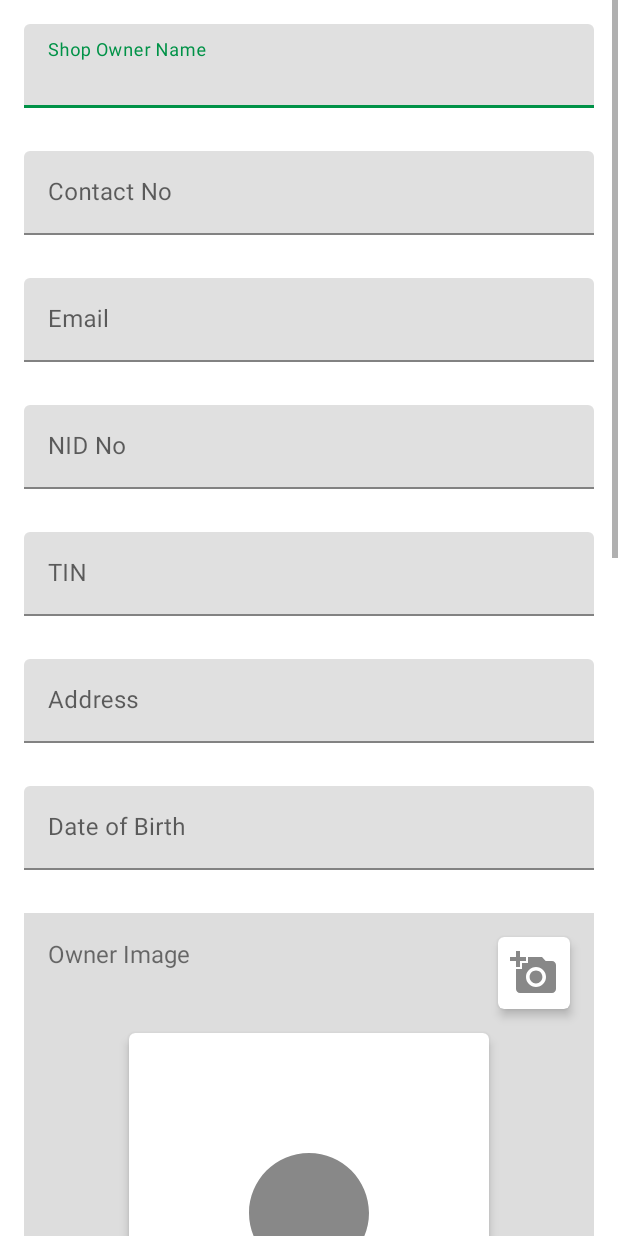
After one commit to monir-shurjomukhi/shurjopay-agent-android, an Android app: the layout fragment_personal_info.xml on its own in the app's theme, with its tools: preview values and no code run, on a phone screen of 412 x 824 dp. The commit adds this screen. Run offline under Robolectric (Android 15) with nearby library versions, the phone set to English and light mode, and no system bars.

Commit message:
design personal info fragment

```diff
--- a/app/src/main/java/com/sm/spagent/ui/activity/NewMerchantActivity.kt
+++ b/app/src/main/java/com/sm/spagent/ui/activity/NewMerchantActivity.kt
@@ -2,11 +2,18 @@ package com.sm.spagent.ui.activity
 
 import android.os.Bundle
 import androidx.appcompat.app.AppCompatActivity
-import com.sm.spagent.R
+import com.sm.spagent.databinding.ActivityNewMerchantBinding
 
 class NewMerchantActivity : AppCompatActivity() {
+
+  private lateinit var binding: ActivityNewMerchantBinding
+
   override fun onCreate(savedInstanceState: Bundle?) {
     super.onCreate(savedInstanceState)
-    setContentView(R.layout.activity_new_merchant)
+    binding = ActivityNewMerchantBinding.inflate(layoutInflater)
+    setContentView(binding.root)
+    //setSupportActionBar(binding.toolbar)
+    supportActionBar?.setDisplayHomeAsUpEnabled(true)
+    supportActionBar?.setDisplayShowHomeEnabled(true)
   }
 }
--- a/app/src/main/java/com/sm/spagent/ui/fragment/HomeFragment.kt
+++ b/app/src/main/java/com/sm/spagent/ui/fragment/HomeFragment.kt
@@ -1,5 +1,6 @@
 package com.sm.spagent.ui.fragment
 
+import android.content.Intent
 import android.os.Bundle
 import android.view.LayoutInflater
 import android.view.View
@@ -8,6 +9,7 @@ import androidx.fragment.app.Fragment
 import androidx.lifecycle.ViewModelProvider
 import com.sm.spagent.R
 import com.sm.spagent.databinding.FragmentHomeBinding
+import com.sm.spagent.ui.activity.NewMerchantActivity
 import com.sm.spagent.ui.adapter.HomeAdapter
 import com.sm.spagent.ui.viewmodel.HomeViewModel
 
@@ -46,6 +48,10 @@ class HomeFragment : Fragment() {
     val adapter = HomeAdapter(requireContext(), gridItems, gridIcons)
     //binding.gridView.adapter = adapter
 
+    binding.newMerchantLayout.setOnClickListener {
+      startActivity(Intent(requireContext(), NewMerchantActivity::class.java))
+    }
+
     return root
   }
 
--- /dev/null
+++ b/app/src/main/java/com/sm/spagent/ui/fragment/PersonalInfoFragment.kt
@@ -0,0 +1,39 @@
+package com.sm.spagent.ui.fragment
+
+import android.os.Bundle
+import android.view.LayoutInflater
+import android.view.View
+import android.view.ViewGroup
+import androidx.fragment.app.Fragment
+import androidx.lifecycle.ViewModelProvider
+import com.sm.spagent.databinding.FragmentPersonalInfoBinding
+import com.sm.spagent.ui.viewmodel.DashboardViewModel
+
+class PersonalInfoFragment : Fragment() {
+
+    private lateinit var dashboardViewModel: DashboardViewModel
+    private var _binding: FragmentPersonalInfoBinding? = null
+
+    // This property is only valid between onCreateView and
+    // onDestroyView.
+    private val binding get() = _binding!!
+
+    override fun onCreateView(
+        inflater: LayoutInflater,
+        container: ViewGroup?,
+        savedInstanceState: Bundle?
+    ): View {
+        dashboardViewModel =
+            ViewModelProvider(this).get(DashboardViewModel::class.java)
+
+        _binding = FragmentPersonalInfoBinding.inflate(inflater, container, false)
+        val root: View = binding.root
+
+        return root
+    }
+
+    override fun onDestroyView() {
+        super.onDestroyView()
+        _binding = null
+    }
+}
--- /dev/null
+++ b/app/src/main/res/drawable/ic_baseline_add_a_photo_24.xml
@@ -0,0 +1,10 @@
+<vector xmlns:android="http://schemas.android.com/apk/res/android"
+    android:width="24dp"
+    android:height="24dp"
+    android:tint="#888888"
+    android:viewportWidth="24"
+    android:viewportHeight="24">
+  <path
+      android:fillColor="@android:color/white"
+      android:pathData="M3,4V1h2v3h3v2H5v3H3V6H0V4H3zM6,10V7h3V4h7l1.83,2H21c1.1,0 2,0.9 2,2v12c0,1.1 -0.9,2 -2,2H5c-1.1,0 -2,-0.9 -2,-2V10H6zM13,19c2.76,0 5,-2.24 5,-5s-2.24,-5 -5,-5s-5,2.24 -5,5S10.24,19 13,19zM9.8,14c0,1.77 1.43,3.2 3.2,3.2s3.2,-1.43 3.2,-3.2s-1.43,-3.2 -3.2,-3.2S9.8,12.23 9.8,14z" />
+</vector>
--- /dev/null
+++ b/app/src/main/res/drawable/ic_baseline_credit_card_24.xml
@@ -0,0 +1,10 @@
+<vector xmlns:android="http://schemas.android.com/apk/res/android"
+    android:width="24dp"
+    android:height="24dp"
+    android:tint="#888888"
+    android:viewportWidth="24"
+    android:viewportHeight="24">
+  <path
+      android:fillColor="@android:color/white"
+      android:pathData="M20,4L4,4c-1.11,0 -1.99,0.89 -1.99,2L2,18c0,1.11 0.89,2 2,2h16c1.11,0 2,-0.89 2,-2L22,6c0,-1.11 -0.89,-2 -2,-2zM20,18L4,18v-6h16v6zM20,8L4,8L4,6h16v2z" />
+</vector>
--- /dev/null
+++ b/app/src/main/res/drawable/ic_baseline_person_24.xml
@@ -0,0 +1,10 @@
+<vector xmlns:android="http://schemas.android.com/apk/res/android"
+    android:width="24dp"
+    android:height="24dp"
+    android:tint="#888888"
+    android:viewportWidth="24"
+    android:viewportHeight="24">
+  <path
+      android:fillColor="@android:color/white"
+      android:pathData="M12,12c2.21,0 4,-1.79 4,-4s-1.79,-4 -4,-4 -4,1.79 -4,4 1.79,4 4,4zM12,14c-2.67,0 -8,1.34 -8,4v2h16v-2c0,-2.66 -5.33,-4 -8,-4z" />
+</vector>
--- a/app/src/main/res/layout/activity_new_merchant.xml
+++ b/app/src/main/res/layout/activity_new_merchant.xml
@@ -6,7 +6,7 @@
     android:layout_height="match_parent"
     tools:context=".ui.activity.NewMerchantActivity">
 
-  <com.google.android.material.appbar.AppBarLayout
+  <!--<com.google.android.material.appbar.AppBarLayout
       android:id="@+id/appBarLayout"
       android:layout_width="match_parent"
       android:layout_height="wrap_content"
@@ -21,7 +21,7 @@
         android:layout_height="?attr/actionBarSize"
         android:background="?attr/colorPrimary"
         app:title="@string/new_merchant" />
-  </com.google.android.material.appbar.AppBarLayout>
+  </com.google.android.material.appbar.AppBarLayout>-->
 
   <androidx.cardview.widget.CardView
       android:id="@+id/card_stepper"
@@ -30,7 +30,7 @@
       android:layout_margin="16dp"
       app:cardCornerRadius="12dp"
       app:cardElevation="4dp"
-      app:layout_constraintTop_toBottomOf="@id/appBarLayout">
+      app:layout_constraintTop_toTopOf="parent">
 
     <com.aceinteract.android.stepper.StepperNavigationView
         android:id="@+id/stepper"
@@ -54,12 +54,27 @@
       android:layout_width="0dp"
       android:layout_height="0dp"
       android:layout_marginTop="16dp"
-      android:layout_marginBottom="16dp"
-      app:layout_constraintBottom_toBottomOf="parent"
+      app:layout_constraintBottom_toTopOf="@id/saveButton"
       app:layout_constraintEnd_toEndOf="parent"
       app:layout_constraintStart_toStartOf="parent"
       app:layout_constraintTop_toBottomOf="@id/card_stepper"
       app:navGraph="@navigation/stepper_navigation" />
+
+  <com.google.android.material.button.MaterialButton
+      android:id="@+id/saveButton"
+      android:layout_width="0dp"
+      android:layout_height="wrap_content"
+      android:padding="16dp"
+      android:text="@string/save_next"
+      android:textAllCaps="false"
+      android:textColor="@color/white"
+      android:textSize="16sp"
+      android:visibility="gone"
+      android:layout_margin="16dp"
+      app:layout_constraintBottom_toBottomOf="parent"
+      app:layout_constraintEnd_toEndOf="parent"
+      app:layout_constraintStart_toStartOf="parent"
+      app:layout_constraintTop_toBottomOf="@id/frame_stepper" />
 
   <!--<com.airbnb.lottie.LottieAnimationView
       android:id="@+id/animationView"
--- /dev/null
+++ b/app/src/main/res/layout/fragment_personal_info.xml
@@ -0,0 +1,342 @@
+<?xml version="1.0" encoding="utf-8"?>
+<ScrollView xmlns:android="http://schemas.android.com/apk/res/android"
+    xmlns:app="http://schemas.android.com/apk/res-auto"
+    xmlns:tools="http://schemas.android.com/tools"
+    android:layout_width="match_parent"
+    android:layout_height="match_parent"
+    tools:context=".ui.fragment.PersonalInfoFragment">
+
+  <androidx.constraintlayout.widget.ConstraintLayout
+      android:layout_width="match_parent"
+      android:layout_height="wrap_content"
+      android:padding="16dp">
+
+    <com.google.android.material.textfield.TextInputLayout
+        android:id="@+id/nameLayout"
+        style="@style/Widget.MaterialComponents.TextInputLayout.FilledBox"
+        android:layout_width="0dp"
+        android:layout_height="wrap_content"
+        android:hint="@string/shop_owner_name"
+        app:errorEnabled="true"
+        app:layout_constraintEnd_toEndOf="parent"
+        app:layout_constraintStart_toStartOf="parent"
+        app:layout_constraintTop_toTopOf="parent">
+
+      <com.google.android.material.textfield.TextInputEditText
+          android:layout_width="match_parent"
+          android:layout_height="wrap_content"
+          android:inputType="textPersonName"
+          android:textSize="16sp" />
+    </com.google.android.material.textfield.TextInputLayout>
+
+    <com.google.android.material.textfield.TextInputLayout
+        android:id="@+id/contactLayout"
+        style="@style/Widget.MaterialComponents.TextInputLayout.FilledBox"
+        android:layout_width="0dp"
+        android:layout_height="wrap_content"
+        android:layout_marginTop="8dp"
+        android:hint="@string/contact_no"
+        app:errorEnabled="true"
+        app:layout_constraintEnd_toEndOf="parent"
+        app:layout_constraintStart_toStartOf="parent"
+        app:layout_constraintTop_toBottomOf="@id/nameLayout">
+
+      <com.google.android.material.textfield.TextInputEditText
+          android:layout_width="match_parent"
+          android:layout_height="wrap_content"
+          android:inputType="phone"
+          android:maxLength="11"
+          android:textSize="16sp" />
+    </com.google.android.material.textfield.TextInputLayout>
+
+    <com.google.android.material.textfield.TextInputLayout
+        android:id="@+id/emailLayout"
+        style="@style/Widget.MaterialComponents.TextInputLayout.FilledBox"
+        android:layout_width="0dp"
+        android:layout_height="wrap_content"
+        android:layout_marginTop="8dp"
+        android:hint="@string/email"
+        app:errorEnabled="true"
+        app:layout_constraintEnd_toEndOf="parent"
+        app:layout_constraintStart_toStartOf="parent"
+        app:layout_constraintTop_toBottomOf="@id/contactLayout">
+
+      <com.google.android.material.textfield.TextInputEditText
+          android:layout_width="match_parent"
+          android:layout_height="wrap_content"
+          android:inputType="textEmailAddress"
+          android:textSize="16sp" />
+    </com.google.android.material.textfield.TextInputLayout>
+
+    <com.google.android.material.textfield.TextInputLayout
+        android:id="@+id/nidLayout"
+        style="@style/Widget.MaterialComponents.TextInputLayout.FilledBox"
+        android:layout_width="0dp"
+        android:layout_height="wrap_content"
+        android:layout_marginTop="8dp"
+        android:hint="@string/nid_no"
+        app:errorEnabled="true"
+        app:layout_constraintEnd_toEndOf="parent"
+        app:layout_constraintStart_toStartOf="parent"
+        app:layout_constraintTop_toBottomOf="@id/emailLayout">
+
+      <com.google.android.material.textfield.TextInputEditText
+          android:layout_width="match_parent"
+          android:layout_height="wrap_content"
+          android:inputType="number"
+          android:textSize="16sp" />
+    </com.google.android.material.textfield.TextInputLayout>
+
+    <com.google.android.material.textfield.TextInputLayout
+        android:id="@+id/tinLayout"
+        style="@style/Widget.MaterialComponents.TextInputLayout.FilledBox"
+        android:layout_width="0dp"
+        android:layout_height="wrap_content"
+        android:layout_marginTop="8dp"
+        android:hint="@string/tin"
+        app:errorEnabled="true"
+        app:layout_constraintEnd_toEndOf="parent"
+        app:layout_constraintStart_toStartOf="parent"
+        app:layout_constraintTop_toBottomOf="@id/nidLayout">
+
+      <com.google.android.material.textfield.TextInputEditText
+          android:layout_width="match_parent"
+          android:layout_height="wrap_content"
+          android:inputType="number"
+          android:textSize="16sp" />
+    </com.google.android.material.textfield.TextInputLayout>
+
+    <com.google.android.material.textfield.TextInputLayout
+        android:id="@+id/addressLayout"
+        style="@style/Widget.MaterialComponents.TextInputLayout.FilledBox"
+        android:layout_width="0dp"
+        android:layout_height="wrap_content"
+        android:layout_marginTop="8dp"
+        android:hint="@string/address"
+        app:errorEnabled="true"
+        app:layout_constraintEnd_toEndOf="parent"
+        app:layout_constraintStart_toStartOf="parent"
+        app:layout_constraintTop_toBottomOf="@id/tinLayout">
+
+      <com.google.android.material.textfield.TextInputEditText
+          android:layout_width="match_parent"
+          android:layout_height="wrap_content"
+          android:inputType="textPostalAddress"
+          android:textSize="16sp" />
+    </com.google.android.material.textfield.TextInputLayout>
+
+    <com.google.android.material.textfield.TextInputLayout
+        android:id="@+id/dobLayout"
+        style="@style/Widget.MaterialComponents.TextInputLayout.FilledBox"
+        android:layout_width="0dp"
+        android:layout_height="wrap_content"
+        android:layout_marginTop="8dp"
+        android:hint="@string/date_of_birth"
+        app:errorEnabled="true"
+        app:layout_constraintEnd_toEndOf="parent"
+        app:layout_constraintStart_toStartOf="parent"
+        app:layout_constraintTop_toBottomOf="@id/addressLayout">
+
+      <com.google.android.material.textfield.TextInputEditText
+          android:layout_width="match_parent"
+          android:layout_height="wrap_content"
+          android:inputType="textPostalAddress"
+          android:textSize="16sp" />
+    </com.google.android.material.textfield.TextInputLayout>
+
+    <androidx.constraintlayout.widget.ConstraintLayout
+        android:id="@+id/ownerImageLayout"
+        android:layout_width="0dp"
+        android:layout_height="wrap_content"
+        android:layout_marginTop="8dp"
+        android:background="#DDDDDD"
+        app:layout_constraintEnd_toEndOf="parent"
+        app:layout_constraintStart_toStartOf="parent"
+        app:layout_constraintTop_toBottomOf="@id/dobLayout">
+
+      <TextView
+          android:id="@+id/ownerImageTextView"
+          android:layout_width="wrap_content"
+          android:layout_height="wrap_content"
+          android:text="@string/owner_image"
+          android:textSize="16sp"
+          android:layout_marginTop="16dp"
+          android:layout_marginStart="16dp"
+          app:layout_constraintStart_toStartOf="parent"
+          app:layout_constraintTop_toTopOf="parent" />
+
+      <com.google.android.material.card.MaterialCardView
+          android:layout_width="wrap_content"
+          android:layout_height="wrap_content"
+          android:layout_marginTop="16dp"
+          android:layout_marginBottom="16dp"
+          app:cardCornerRadius="4dp"
+          app:cardElevation="4dp"
+          app:layout_constraintBottom_toBottomOf="parent"
+          app:layout_constraintEnd_toEndOf="parent"
+          app:layout_constraintStart_toStartOf="parent"
+          app:layout_constraintTop_toBottomOf="@id/ownerImagePickerLayout">
+
+        <ImageView
+            android:id="@+id/ownerImageView"
+            android:layout_width="240dp"
+            android:layout_height="320dp"
+            android:src="@drawable/ic_baseline_person_24" />
+      </com.google.android.material.card.MaterialCardView>
+
+      <com.google.android.material.card.MaterialCardView
+          android:id="@+id/ownerImagePickerLayout"
+          android:layout_width="wrap_content"
+          android:layout_height="wrap_content"
+          android:layout_marginTop="16dp"
+          android:layout_marginEnd="16dp"
+          app:cardCornerRadius="4dp"
+          app:cardElevation="4dp"
+          app:layout_constraintEnd_toEndOf="parent"
+          app:layout_constraintTop_toTopOf="parent">
+
+        <ImageView
+            android:padding="8dp"
+            android:id="@+id/ownerImagePickerImageView"
+            android:src="@drawable/ic_baseline_add_a_photo_24"
+            android:layout_width="48dp"
+            android:layout_height="48dp" />
+      </com.google.android.material.card.MaterialCardView>
+    </androidx.constraintlayout.widget.ConstraintLayout>
+
+    <androidx.constraintlayout.widget.ConstraintLayout
+        android:id="@+id/ownerNIDFrontLayout"
+        android:layout_width="0dp"
+        android:layout_height="wrap_content"
+        android:layout_marginTop="16dp"
+        android:background="#DDDDDD"
+        app:layout_constraintEnd_toEndOf="parent"
+        app:layout_constraintStart_toStartOf="parent"
+        app:layout_constraintTop_toBottomOf="@id/ownerImageLayout">
+
+      <TextView
+          android:id="@+id/ownerNIDFrontTextView"
+          android:layout_width="wrap_content"
+          android:layout_height="wrap_content"
+          android:text="@string/front_side_of_nid"
+          android:textSize="16sp"
+          android:layout_marginTop="16dp"
+          android:layout_marginStart="16dp"
+          app:layout_constraintStart_toStartOf="parent"
+          app:layout_constraintTop_toTopOf="parent" />
+
+      <com.google.android.material.card.MaterialCardView
+          android:layout_width="wrap_content"
+          android:layout_height="wrap_content"
+          android:layout_marginTop="16dp"
+          android:layout_marginBottom="16dp"
+          app:cardCornerRadius="4dp"
+          app:cardElevation="4dp"
+          app:layout_constraintBottom_toBottomOf="parent"
+          app:layout_constraintEnd_toEndOf="parent"
+          app:layout_constraintStart_toStartOf="parent"
+          app:layout_constraintTop_toBottomOf="@id/ownerNIDFrontPickerLayout">
+
+        <ImageView
+            android:id="@+id/ownerNIDFrontImageView"
+            android:layout_width="320dp"
+            android:layout_height="240dp"
+            android:src="@drawable/ic_baseline_credit_card_24" />
+      </com.google.android.material.card.MaterialCardView>
+
+      <com.google.android.material.card.MaterialCardView
+          android:id="@+id/ownerNIDFrontPickerLayout"
+          android:layout_width="wrap_content"
+          android:layout_height="wrap_content"
+          android:layout_marginTop="16dp"
+          android:layout_marginEnd="16dp"
+          app:cardCornerRadius="4dp"
+          app:cardElevation="4dp"
+          app:layout_constraintEnd_toEndOf="parent"
+          app:layout_constraintTop_toTopOf="parent">
+
+        <ImageView
+            android:padding="8dp"
+            android:id="@+id/ownerNIDFrontPickerImageView"
+            android:src="@drawable/ic_baseline_add_a_photo_24"
+            android:layout_width="48dp"
+            android:layout_height="48dp" />
+      </com.google.android.material.card.MaterialCardView>
+    </androidx.constraintlayout.widget.ConstraintLayout>
+
+    <androidx.constraintlayout.widget.ConstraintLayout
+        android:id="@+id/ownerNIDBackLayout"
+        android:layout_width="0dp"
+        android:layout_height="wrap_content"
+        android:layout_marginTop="16dp"
+        android:background="#DDDDDD"
+        app:layout_constraintEnd_toEndOf="parent"
+        app:layout_constraintStart_toStartOf="parent"
+        app:layout_constraintTop_toBottomOf="@id/ownerNIDFrontLayout">
+
+      <TextView
+          android:id="@+id/ownerNIDBackTextView"
+          android:layout_width="wrap_content"
+          android:layout_height="wrap_content"
+          android:text="@string/back_side_of_nid"
+          android:textSize="16sp"
+          android:layout_marginTop="16dp"
+          android:layout_marginStart="16dp"
+          app:layout_constraintStart_toStartOf="parent"
+          app:layout_constraintTop_toTopOf="parent" />
+
+      <com.google.android.material.card.MaterialCardView
+          android:layout_width="wrap_content"
+          android:layout_height="wrap_content"
+          android:layout_marginTop="16dp"
+          android:layout_marginBottom="16dp"
+          app:cardCornerRadius="4dp"
+          app:cardElevation="4dp"
+          app:layout_constraintBottom_toBottomOf="parent"
+          app:layout_constraintEnd_toEndOf="parent"
+          app:layout_constraintStart_toStartOf="parent"
+          app:layout_constraintTop_toBottomOf="@id/ownerNIDBackPickerLayout">
+
+        <ImageView
+            android:id="@+id/ownerNIDBackImageView"
+            android:layout_width="320dp"
+            android:layout_height="240dp"
+            android:src="@drawable/ic_baseline_credit_card_24" />
+      </com.google.android.material.card.MaterialCardView>
+
+      <com.google.android.material.card.MaterialCardView
+          android:id="@+id/ownerNIDBackPickerLayout"
+          android:layout_width="wrap_content"
+          android:layout_height="wrap_content"
+          android:layout_marginTop="16dp"
+          android:layout_marginEnd="16dp"
+          app:cardCornerRadius="4dp"
+          app:cardElevation="4dp"
+          app:layout_constraintEnd_toEndOf="parent"
+          app:layout_constraintTop_toTopOf="parent">
+
+        <ImageView
+            android:padding="8dp"
+            android:id="@+id/ownerNIDBackPickerImageView"
+            android:src="@drawable/ic_baseline_add_a_photo_24"
+            android:layout_width="48dp"
+            android:layout_height="48dp" />
+      </com.google.android.material.card.MaterialCardView>
+    </androidx.constraintlayout.widget.ConstraintLayout>
+
+    <com.google.android.material.button.MaterialButton
+        android:id="@+id/registerButton"
+        android:layout_width="0dp"
+        android:layout_height="wrap_content"
+        android:layout_marginTop="16dp"
+        android:padding="16dp"
+        android:text="@string/save_next"
+        android:textAllCaps="false"
+        android:textColor="@color/white"
+        android:textSize="16sp"
+        app:layout_constraintBottom_toBottomOf="parent"
+        app:layout_constraintEnd_toEndOf="parent"
+        app:layout_constraintStart_toStartOf="parent"
+        app:layout_constraintTop_toBottomOf="@id/ownerNIDBackLayout" />
+  </androidx.constraintlayout.widget.ConstraintLayout>
+</ScrollView>
--- a/app/src/main/res/navigation/stepper_navigation.xml
+++ b/app/src/main/res/navigation/stepper_navigation.xml
@@ -6,7 +6,7 @@
 
   <fragment
       android:id="@+id/step_1_dest"
-      android:name="com.sm.spagent.ui.fragment.HomeFragment"
+      android:name="com.sm.spagent.ui.fragment.PersonalInfoFragment"
       android:label="@string/personal_info" />
 
   <fragment
--- a/app/src/main/res/values/colors.xml
+++ b/app/src/main/res/values/colors.xml
@@ -7,4 +7,5 @@
   <color name="teal_700">#FF018786</color>
   <color name="black">#FF000000</color>
   <color name="white">#FFFFFFFF</color>
+  <color name="colorShurjoPay">#009247</color>
 </resources>
--- a/app/src/main/res/values/strings.xml
+++ b/app/src/main/res/values/strings.xml
@@ -12,4 +12,16 @@
   <string name="personal_info">Personal Info</string>
   <string name="shop_info">Shop Info</string>
   <string name="a_c_info">A/C Info</string>
+  <string name="save_next"><![CDATA[Save & Next]]></string>
+  <string name="shop_owner_name">Shop Owner Name</string>
+  <string name="contact_no">Contact No</string>
+  <string name="email">Email</string>
+  <string name="nid_no">NID No</string>
+  <string name="tin">TIN</string>
+  <string name="address">Address</string>
+  <string name="date_of_birth">Date of Birth</string>
+  <string name="shop_owner_image">Shop Owner Image</string>
+  <string name="owner_image">Owner Image</string>
+  <string name="front_side_of_nid">Front Side of NID</string>
+  <string name="back_side_of_nid">Back Side of NID</string>
 </resources>
--- a/app/src/main/res/values/themes.xml
+++ b/app/src/main/res/values/themes.xml
@@ -1,9 +1,9 @@
 <resources xmlns:tools="http://schemas.android.com/tools">
   <!-- Base application theme. -->
-  <style name="Theme.ShurjoPayAgent" parent="Theme.MaterialComponents.DayNight.DarkActionBar">
+  <style name="Theme.ShurjoPayAgent" parent="Theme.MaterialComponents.Light.DarkActionBar">
     <!-- Primary brand color. -->
-    <item name="colorPrimary">@color/purple_500</item>
-    <item name="colorPrimaryVariant">@color/purple_700</item>
+    <item name="colorPrimary">@color/colorShurjoPay</item>
+    <item name="colorPrimaryVariant">@color/colorShurjoPay</item>
     <item name="colorOnPrimary">@color/white</item>
     <!-- Secondary brand color. -->
     <item name="colorSecondary">@color/teal_200</item>
```
